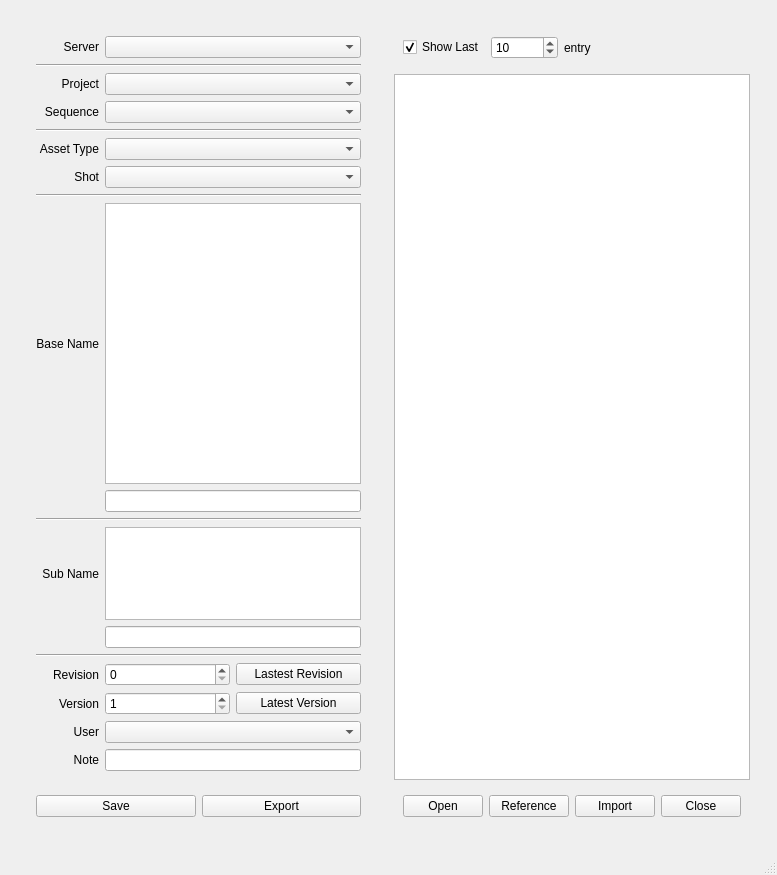
The window that ui/assetManager.ui (code-google-com/oyprojectmanager) describes before a commit, drawn with Qt 5.
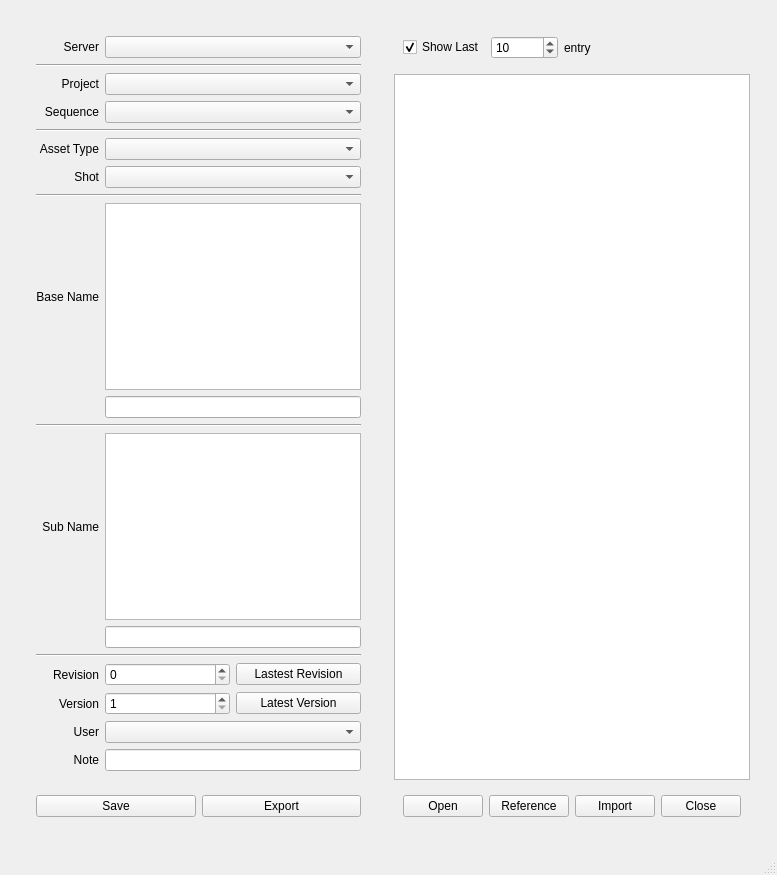
The same window after the commit.

The edit to the form file:
```diff
--- a/ui/assetManager.ui
+++ b/ui/assetManager.ui
@@ -434,7 +434,7 @@
                <property name="sizePolicy">
                 <sizepolicy hsizetype="Expanding" vsizetype="Expanding">
                  <horstretch>0</horstretch>
-                 <verstretch>3</verstretch>
+                 <verstretch>1</verstretch>
                 </sizepolicy>
                </property>
                <property name="toolTip">
```
